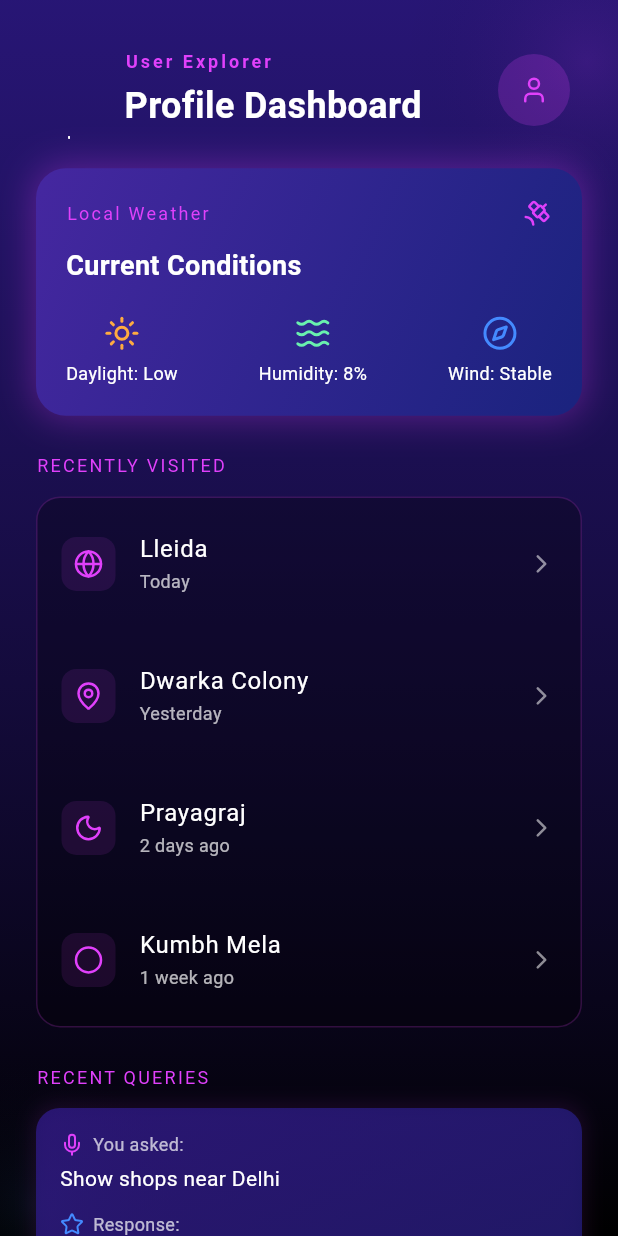
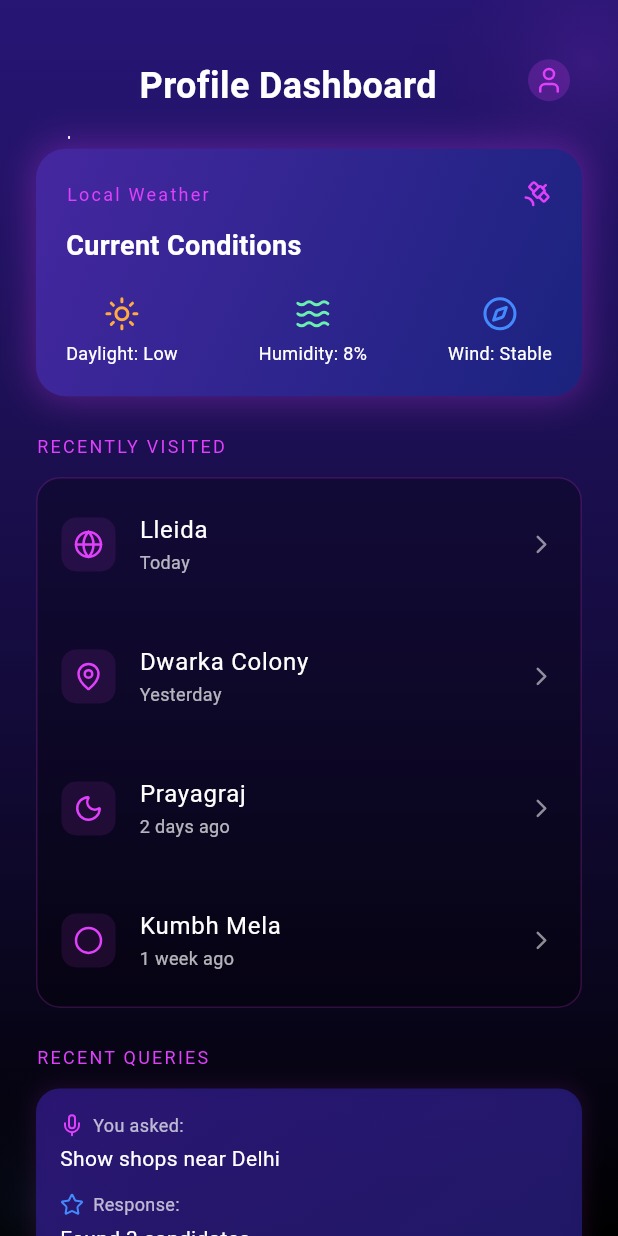
Before and after one commit to ADITYA-BHATTACHARYA-DEV/NaviGlass_App, a Flutter app: the SpaceDashboard screen opened by its route, on a phone screen of 412 x 824 dp. Run offline on Flutter 3.47's test engine with Material 3 defaults, Android fonts, the phone set to English and light mode, and no system bars; our stand-ins replace lucide_icons.

Commit message:
Updated UI & UX

```diff
--- a/lib/screens/about_screen.dart
+++ b/lib/screens/about_screen.dart
@@ -54,16 +54,16 @@ class SpaceDashboard extends StatelessWidget {
 
             crossAxisAlignment: CrossAxisAlignment.start,
             children: [
-              Text(
-                "User Explorer",
-                style: TextStyle(
-                  color: Colors.purpleAccent,
-                  fontSize: isSmallScreen ? 10 : 12,
-                  letterSpacing: 2,
-                  fontWeight: FontWeight.bold,
-                ),
-              ),
-              SizedBox(height: 4),
+              // Text(
+              //   "User Explorer",
+              //   style: TextStyle(
+              //     color: Colors.purpleAccent,
+              //     fontSize: isSmallScreen ? 10 : 12,
+              //     letterSpacing: 2,
+              //     fontWeight: FontWeight.bold,
+              //   ),
+              // ),
+              SizedBox(height: 8),
               Text(
                 "Profile Dashboard",
                 style: TextStyle(
@@ -74,10 +74,14 @@ class SpaceDashboard extends StatelessWidget {
               ),
             ],
           ),
+
           CircleAvatar(
-            radius: isSmallScreen ? 20 : 24,
+
+            radius: isSmallScreen ? 10 : 14,
             backgroundColor: Colors.purpleAccent.withOpacity(0.2),
+
             child: Icon(
+
               LucideIcons.user,
               color: Colors.purpleAccent,
               size: isSmallScreen ? 18 : 20,
```
